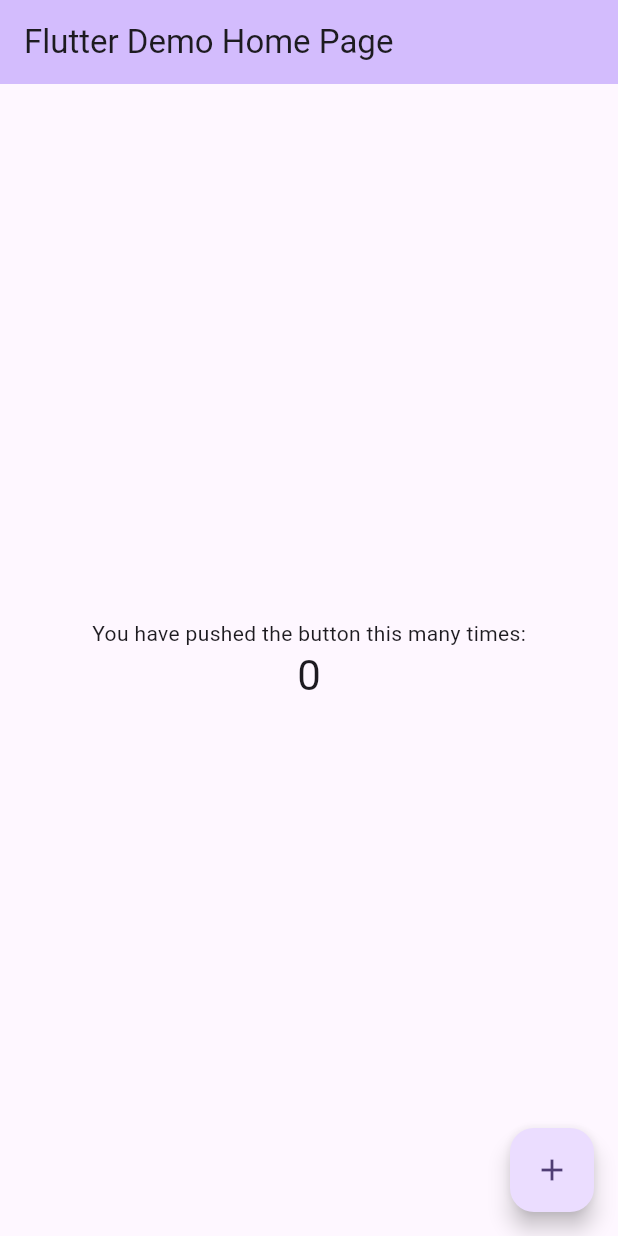
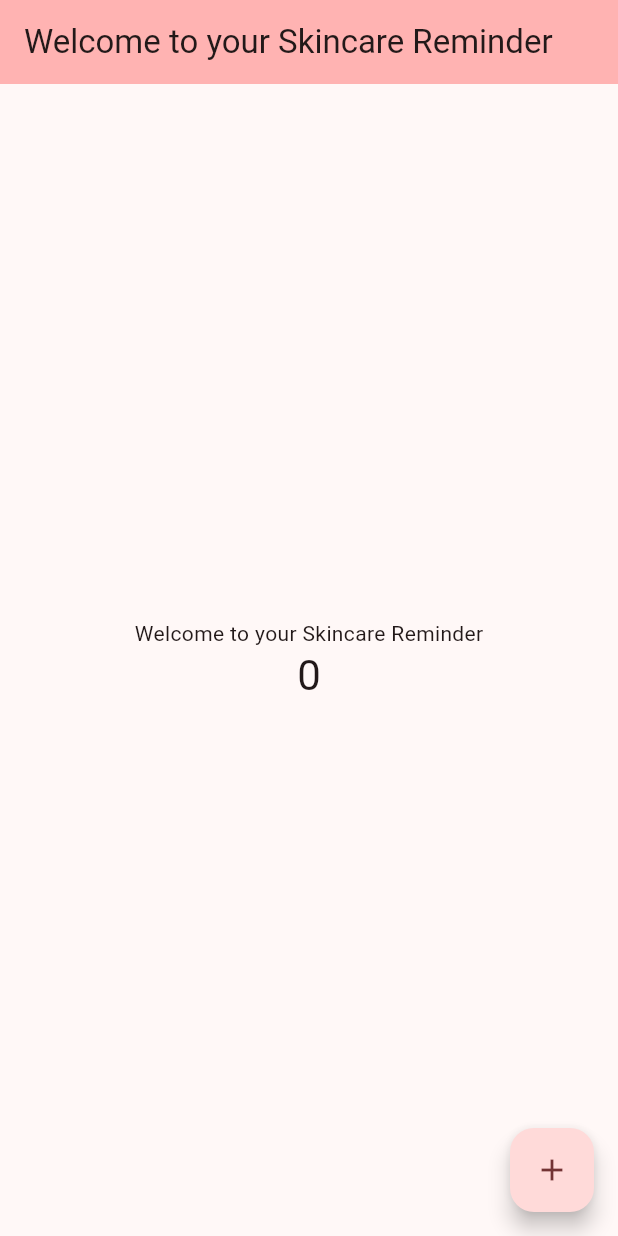
Before and after one commit to emma00e/skin-repo, a Flutter app: the screen it shows after launch, on a phone screen of 412 x 824 dp. Run offline on Flutter 3.47's test engine with Material 3 defaults, Android fonts, the phone set to English and light mode, and no system bars.

Commit message:
updated pubspec.yaml. added folders structure

```diff
--- a/lib/main.dart
+++ b/lib/main.dart
@@ -6,48 +6,22 @@
 
 class MyApp extends StatelessWidget {
   const MyApp({super.key});
-
-  // This widget is the root of your application.
   @override
   Widget build(BuildContext context) {
     return MaterialApp(
-      title: 'Flutter Application',
+      title: 'Skincare Reminder Application',
       theme: ThemeData(
-        // This is the theme of your application.
-        //
-        // TRY THIS: Try running your application with "flutter run". You'll see
-        // the application has a purple toolbar. Then, without quitting the app,
-        // try changing the seedColor in the colorScheme below to Colors.green
-        // and then invoke "hot reload" (save your changes or press the "hot
-        // reload" button in a Flutter-supported IDE, or press "r" if you used
-        // the command line to start the app).
-        //
-        // Notice that the counter didn't reset back to zero; the application
-        // state is not lost during the reload. To reset the state, use hot
-        // restart instead.
-        //
-        // This works for code too, not just values: Most code changes can be
-        // tested with just a hot reload.
-        colorScheme: ColorScheme.fromSeed(seedColor: Colors.deepPurple),
+        colorScheme: ColorScheme.fromSeed(
+            seedColor: const Color.fromARGB(255, 206, 120, 120)),
         useMaterial3: true,
       ),
-      home: const MyHomePage(title: 'Flutter Demo Home Page'),
+      home: const MyHomePage(title: 'Welcome to your Skincare Reminder'),
     );
   }
 }
 
 class MyHomePage extends StatefulWidget {
   const MyHomePage({super.key, required this.title});
-
-  // This widget is the home page of your application. It is stateful, meaning
-  // that it has a State object (defined below) that contains fields that affect
-  // how it looks.
-
-  // This class is the configuration for the state. It holds the values (in this
-  // case the title) provided by the parent (in this case the App widget) and
-  // used by the build method of the State. Fields in a Widget subclass are
-  // always marked "final".
-
   final String title;
 
   @override
@@ -59,54 +33,23 @@
 
   void _incrementCounter() {
     setState(() {
-      // This call to setState tells the Flutter framework that something has
-      // changed in this State, which causes it to rerun the build method below
-      // so that the display can reflect the updated values. If we changed
-      // _counter without calling setState(), then the build method would not be
-      // called again, and so nothing would appear to happen.
       _counter++;
     });
   }
 
   @override
   Widget build(BuildContext context) {
-    // This method is rerun every time setState is called, for instance as done
-    // by the _incrementCounter method above.
-    //
-    // The Flutter framework has been optimized to make rerunning build methods
-    // fast, so that you can just rebuild anything that needs updating rather
-    // than having to individually change instances of widgets.
     return Scaffold(
       appBar: AppBar(
-        // TRY THIS: Try changing the color here to a specific color (to
-        // Colors.amber, perhaps?) and trigger a hot reload to see the AppBar
-        // change color while the other colors stay the same.
         backgroundColor: Theme.of(context).colorScheme.inversePrimary,
-        // Here we take the value from the MyHomePage object that was created by
-        // the App.build method, and use it to set our appbar title.
         title: Text(widget.title),
       ),
       body: Center(
-        // Center is a layout widget. It takes a single child and positions it
-        // in the middle of the parent.
         child: Column(
-          // Column is also a layout widget. It takes a list of children and
-          // arranges them vertically. By default, it sizes itself to fit its
-          // children horizontally, and tries to be as tall as its parent.
-          //
-          // Column has various properties to control how it sizes itself and
-          // how it positions its children. Here we use mainAxisAlignment to
-          // center the children vertically; the main axis here is the vertical
-          // axis because Columns are vertical (the cross axis would be
-          // horizontal).
-          //
-          // TRY THIS: Invoke "debug painting" (choose the "Toggle Debug Paint"
-          // action in the IDE, or press "p" in the console), to see the
-          // wireframe for each widget.
           mainAxisAlignment: MainAxisAlignment.center,
           children: <Widget>[
             const Text(
-              'You have pushed the button this many times:',
+              'Welcome to your Skincare Reminder',
             ),
             Text(
               '$_counter',
@@ -119,7 +62,7 @@
         onPressed: _incrementCounter,
         tooltip: 'Increment',
         child: const Icon(Icons.add),
-      ), // This trailing comma makes auto-formatting nicer for build methods.
+      ),
     );
   }
 }
--- a/pubspec.yaml
+++ b/pubspec.yaml
@@ -30,6 +30,10 @@ environment:
 dependencies:
   flutter:
     sdk: flutter
+  sqflite: ^2.0.0
+  provider: ^6.0.0
+  flutter_local_notifications: ^14.0.0
+  google_fonts: ^3.0.0
 
   # The following adds the Cupertino Icons font to your application.
   # Use with the CupertinoIcons class for iOS style icons.
```
Also changed, not shown: pubspec.lock.
